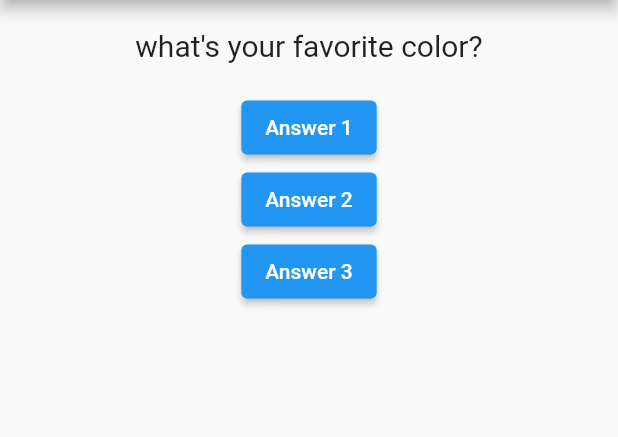
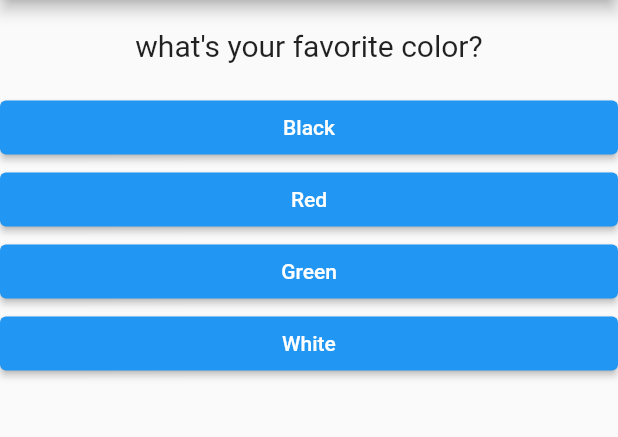
Before and after one commit to osama-kh/flutter-projects-practie, a Flutter app: the screen it shows after launch, on a phone screen of 412 x 824 dp, the part 84-521 px from its top. Run offline on Flutter 3.47's test engine with Material 2 defaults, Android fonts, the phone set to English and light mode, and no system bars.

Commit message:
add answer question interface

```diff
--- a/lib/answer.dart
+++ b/lib/answer.dart
@@ -1,13 +1,23 @@
-import 'package:flutter/src/widgets/container.dart';
-import 'package:flutter/src/widgets/framework.dart';
-
 import 'package:flutter/material.dart';
+//import 'dart:html';
 
 class Answer extends StatelessWidget {
-  const Answer({super.key});
+  final VoidCallback selectHandler;
+  final String answerText;
+  Answer(this.selectHandler, this.answerText);
 
   @override
   Widget build(BuildContext context) {
-    return Container();
+    return Container(
+      width: double.infinity,
+      child: ElevatedButton(
+        child: Text(answerText),
+        style: ButtonStyle(
+          backgroundColor: MaterialStateProperty.all(Colors.blue),
+          //foregroundColor: Color
+        ),
+        onPressed: selectHandler,
+      ),
+    );
   }
 }
--- a/lib/main.dart
+++ b/lib/main.dart
@@ -1,5 +1,6 @@
 import 'package:flutter/material.dart';
 import './question.dart';
+import './answer.dart';
 //void main() {
 // runApp(MyApp());
 //}
@@ -25,9 +26,19 @@ class _MyAppState extends State<MyApp> {
 
   @override
   Widget build(BuildContext context) {
-    var _quistion = [
-      'what\'s your favorite color?',
-      'what\'s your favorite animal?',
+    var quistion = [
+      {
+        'questionText': 'what\'s your favorite color?',
+        'answers': ['Black', 'Red', 'Green', 'White']
+      },
+      {
+        'questionText': 'what\'s your favorite animal?',
+        'answers': ['Rabbit', 'Lion', 'Spider', 'Sheep']
+      },
+      {
+        'questionText': 'what\'s your favorite instructor?',
+        'answers': ['Adam', 'David', 'Mohamed', 'Max']
+      }
     ];
 
     //throw UnimplementedError();
@@ -38,16 +49,10 @@ class _MyAppState extends State<MyApp> {
         ),
         body: Column(
           children: [
-            Question(_quistion[_indx]),
-            ElevatedButton(onPressed: _answerQuestion, child: Text('Answer 1')),
-            ElevatedButton(
-                onPressed: () => print("answer 2 chosen"),
-                child: Text('Answer 2')),
-            ElevatedButton(
-                onPressed: () {
-                  print("answer 3");
-                },
-                child: Text('Answer 3'))
+            Question(quistion[_indx]['questionText'] as String),
+            ...(quistion[_indx]['answers'] as List<String>).map((answer) {
+              return Answer(_answerQuestion, answer);
+            }).toList()
           ],
         ),
       ),
```
